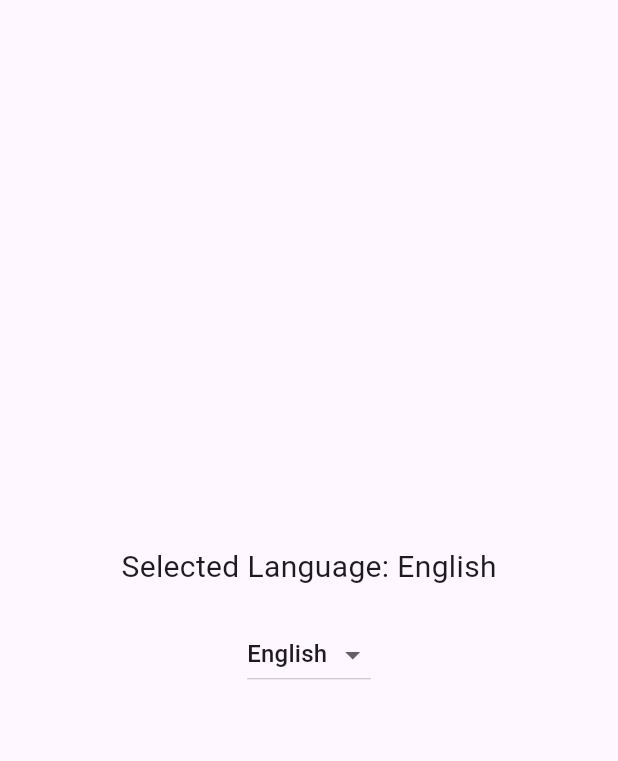
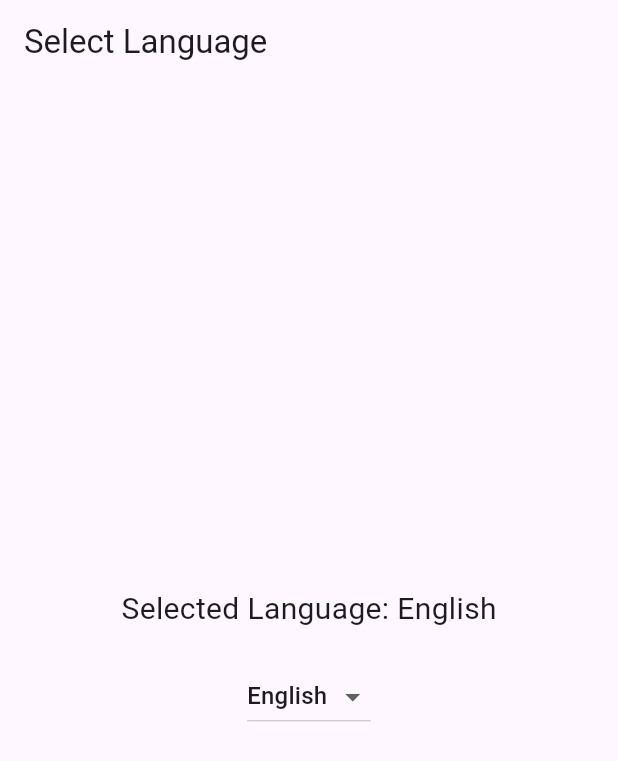
Before and after one commit to moritejas/flutter_widgets, a Flutter app: the LanguageSelectorComponent screen opened directly, on a phone screen of 412 x 824 dp. Shown: the top 761 px of the screen. Run offline on Flutter 3.47's test engine with Material 3 defaults, Android fonts, the phone set to English and light mode, and no system bars; our stand-ins replace audioplayers, badges, barcode_widget, cached_network_image, carousel_slider, expandable and 16 more; missing offline and left inert: pdfx, swipeable_card_stack.

Commit message:
LanguageSelectorComponen with Properties

```diff
--- a/lib/Component/Language Selector/language_selector.dart
+++ b/lib/Component/Language Selector/language_selector.dart
@@ -1,7 +1,18 @@
 import 'package:flutter/material.dart';
 
 class LanguageSelectorComponent extends StatefulWidget {
-  const LanguageSelectorComponent({super.key});
+  final String title; // Property for custom title
+  final List<String> languages; // Property for custom language list
+  final String initialLanguage; // Property for initial language selection
+  final TextStyle textStyle; // Property for customizing text style
+
+  const LanguageSelectorComponent({
+    super.key,
+    this.title = 'Select Language', // Default value for the title
+    this.languages = const ['English', 'Spanish', 'French', 'German'], // Default language list
+    this.initialLanguage = 'English', // Default language
+    this.textStyle = const TextStyle(fontSize: 20), // Default text style
+  });
 
   @override
   State<LanguageSelectorComponent> createState() =>
@@ -9,20 +20,30 @@ class LanguageSelectorComponent extends StatefulWidget {
 }
 
 class _LanguageSelectorComponentState extends State<LanguageSelectorComponent> {
-  String _selectedLanguage = 'English';
-  // Default language
-  final List<String> _languages = ['English', 'Spanish', 'French', 'German'];
+  late String _selectedLanguage;
+  late List<String> _languages;
+
+  @override
+  void initState() {
+    super.initState();
+    // Initialize selected language and languages list from the widget's properties
+    _selectedLanguage = widget.initialLanguage;
+    _languages = widget.languages;
+  }
 
   @override
   Widget build(BuildContext context) {
     return Scaffold(
+      appBar: AppBar(
+        title: Text(widget.title), // Using title property
+      ),
       body: Center(
         child: Column(
           mainAxisAlignment: MainAxisAlignment.center,
           children: [
             Text(
               'Selected Language: $_selectedLanguage',
-              style: const TextStyle(fontSize: 20),
+              style: widget.textStyle, // Using textStyle property
             ),
             const SizedBox(height: 20),
             DropdownButton<String>(
@@ -33,8 +54,8 @@ class _LanguageSelectorComponentState extends State<LanguageSelectorComponent> {
                   _selectedLanguage = newValue!;
                 });
               },
-              items:
-                  _languages.map<DropdownMenuItem<String>>((String language) {
+              items: _languages
+                  .map<DropdownMenuItem<String>>((String language) {
                 return DropdownMenuItem<String>(
                   value: language,
                   child: Text(language),
--- a/lib/main.dart
+++ b/lib/main.dart
@@ -7,6 +7,7 @@ import 'Component/Form Validation/form_validation.dart';
 import 'Component/Grid View/grid_view.dart';
 import 'Component/Image/image.dart';
 import 'Component/Index Stack/index_stack.dart';
+import 'Component/Language Selector/language_selector.dart';
 
 
 void main() {
@@ -22,7 +23,7 @@ class MyApp extends StatelessWidget {
     return const GetMaterialApp(
       debugShowCheckedModeBanner: false,
       title: 'Flutter Demo',
-      home: IndexedTagComponent(),
+      home: LanguageSelectorComponent(),
     );
   }
 }
```
